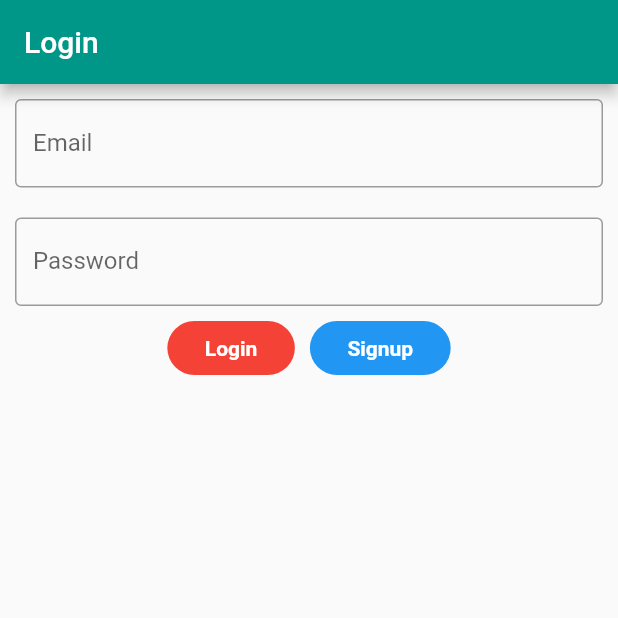
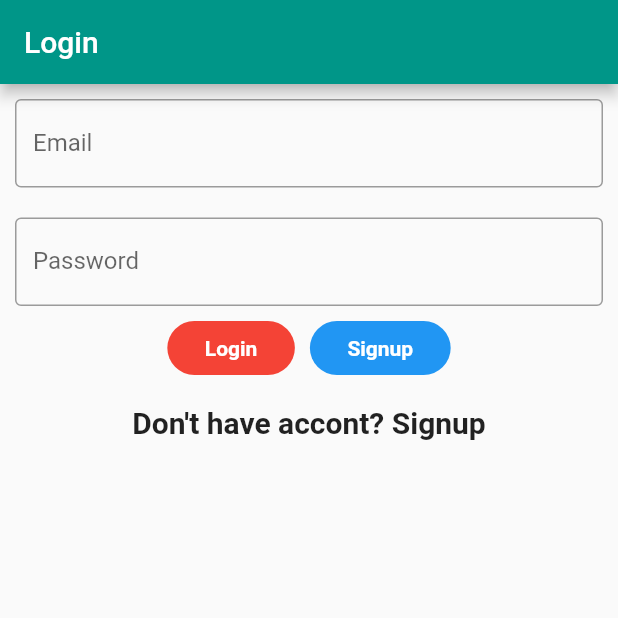
Before and after one commit to ShaheerAliKhan/FlutterApp, a Flutter app: the screen it shows after launch, after a tap on "Login", on a phone screen of 412 x 824 dp, the top half of it. Run offline on Flutter 3.47's test engine with Material 2 defaults, Android fonts, the phone set to English and light mode, and no system bars; drawn by our look-alikes of touchable_opacity.

```diff
--- a/lib/Container/Login/index.dart
+++ b/lib/Container/Login/index.dart
@@ -1,5 +1,6 @@
 import 'package:app/Components/Button/index.dart';
 import 'package:app/Components/Input/index.dart';
+import 'package:app/Container/Dashboard/index.dart';
 import 'package:flutter/material.dart';
 
 class App extends StatefulWidget {
@@ -10,8 +11,8 @@ class App extends StatefulWidget {
 
 class _AppState extends State<App> {
 
-  TextEditingController email = TextEditingController();
-  TextEditingController password = TextEditingController();
+  TextEditingController _email = TextEditingController();
+  TextEditingController _password = TextEditingController();
 
   @override
 
@@ -32,13 +33,13 @@ class _AppState extends State<App> {
               hint: "Enter Email",
               password: false,
               keyboardType: TextInputType.emailAddress,
-              controller: email,
+              controller: _email,
             ),
             Input(
               label: "Password",
               hint : "Enter Password",
               password: true,
-              controller: password,
+              controller: _password,
             ),
             Row(
               mainAxisAlignment: MainAxisAlignment.center,
@@ -47,15 +48,31 @@ class _AppState extends State<App> {
                   text: "Login",
                   color: Colors.red,
                   onPress: (){
-                    print("Email: ${email.text} Password: ${password.text}");
+                    print("Email: ${_email.text} Password: ${_password.text}");
                   },
                 ),
                 Button(
                   text: "Signup",
                   color: Colors.blue,
+                  onPress: (){
+                    Navigator.push(
+                      context,
+                      MaterialPageRoute(builder: (context)=> Dashboard())
+                    );
+                  },
                 ),
               ],
-            )
+            ),
+            Container(
+              margin: EdgeInsets.all(10),
+            ),
+            Text(
+              "Don't have accont? Signup",
+              style: TextStyle(
+                fontSize: 20,
+                fontWeight: FontWeight.bold
+              ),
+            ),
           ],
         ),
       )
```
Also changed, not shown: lib/Container/Dashboard/index.dart (+12 -0 lines).
